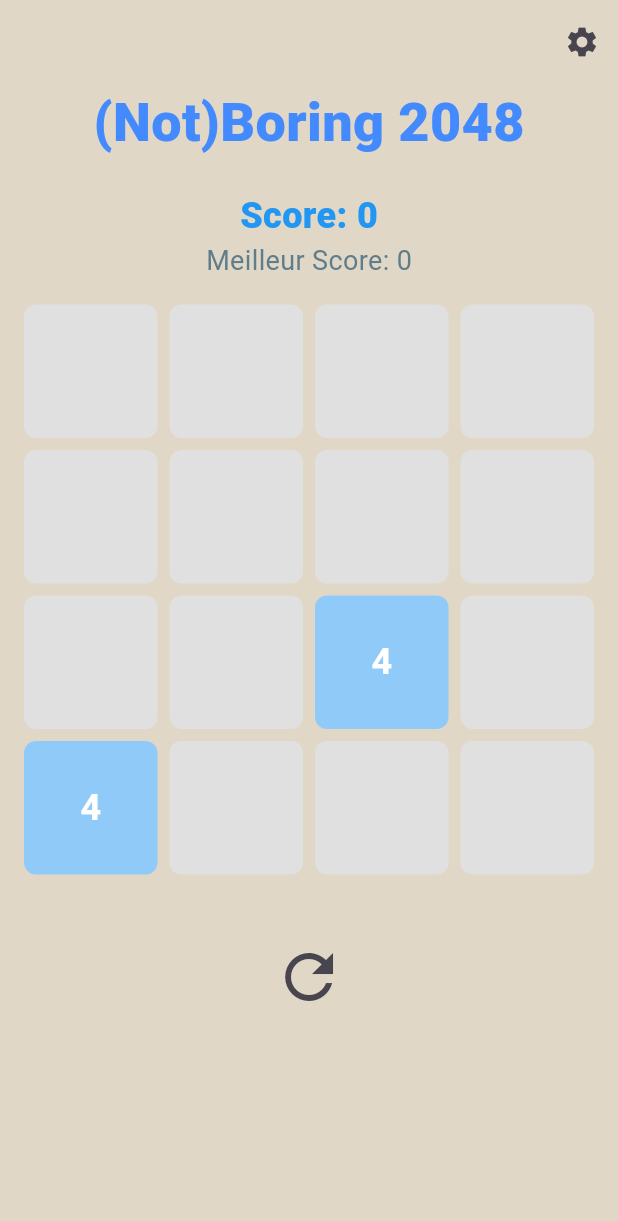
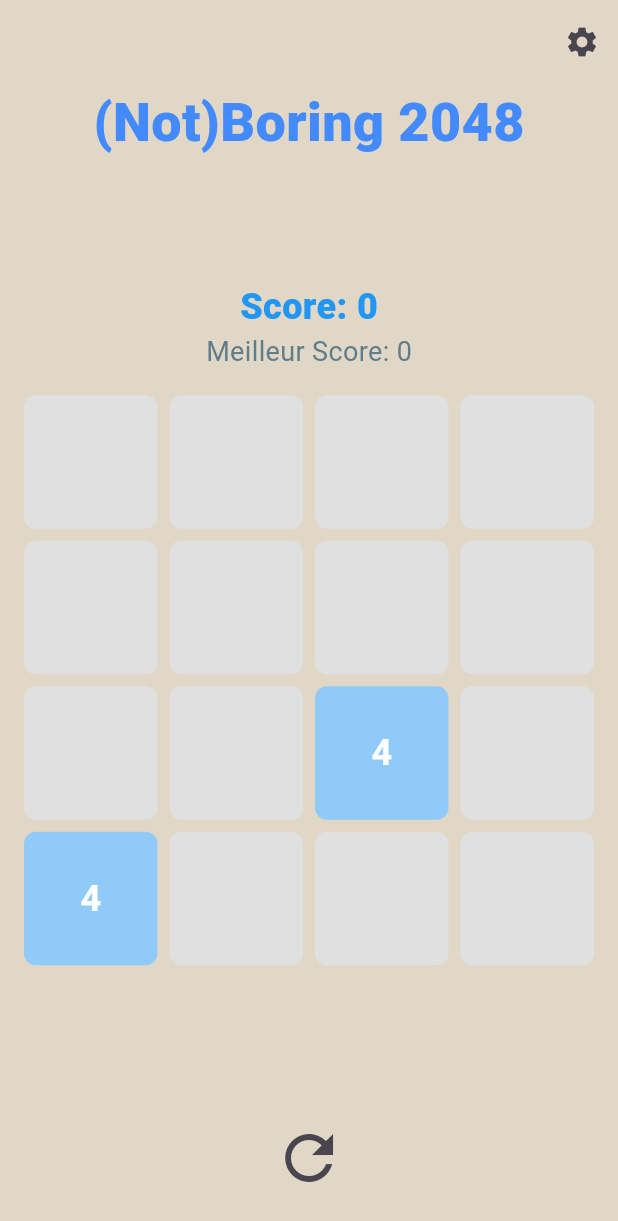
Before and after one commit to UnboringCompany/deux_mille_quarante_huit, a Flutter app: the screen it shows after launch, on a phone screen of 412 x 824 dp. Shown: the top 1221 px of the screen. Run offline on Flutter 3.47's test engine with Material 3 defaults, Android fonts, the phone set to English and light mode, and no system bars; our stand-ins replace shared_preferences.

Commit message:
fix: screen overflow

```diff
--- a/lib/main.dart
+++ b/lib/main.dart
@@ -59,11 +59,18 @@ class _GameScreenState extends State<GameScreen> {
                   style: TextStyle(fontSize: 36, fontWeight: FontWeight.w900, color: Colors.blueAccent),
                 ),
                 const Padding(padding: EdgeInsets.symmetric(vertical: 10)),
-                ScoreWidget(),
-                AspectRatio(
-                  aspectRatio: 1,
-                  child: GridWidget(
-                    physics: const NeverScrollableScrollPhysics(),
+                Expanded(
+                  child: Column(
+                    mainAxisAlignment: MainAxisAlignment.center,
+                    children: [
+                      ScoreWidget(),
+                      AspectRatio(
+                        aspectRatio: 1,
+                        child: GridWidget(
+                          physics: const NeverScrollableScrollPhysics(),
+                        ),
+                      ),
+                    ],
                   ),
                 ),
                 Padding(
@@ -112,6 +119,7 @@ class _GameScreenState extends State<GameScreen> {
   }
 }
 
+
 void main() {
   runApp(
     ChangeNotifierProvider(
```
